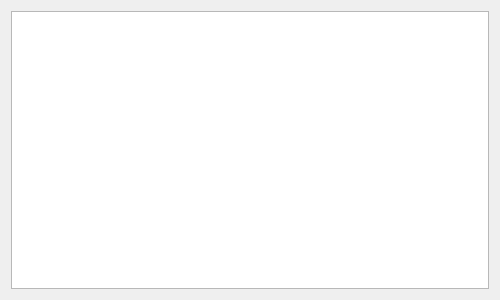
Before: the Qt Designer form resource/ui/CellContent.ui in XOB-CN/LogTools, drawn with Qt 5.
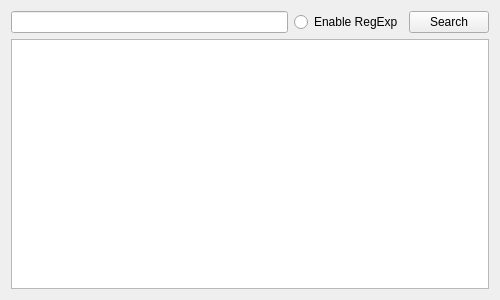
After: the same form once the commit is applied.

Commit message: add search function

What changed in the file:
```diff
--- a/resource/ui/CellContent.ui
+++ b/resource/ui/CellContent.ui
@@ -19,7 +19,28 @@
   <property name="windowTitle">
    <string>Form</string>
   </property>
-  <layout class="QHBoxLayout" name="horizontalLayout">
+  <layout class="QVBoxLayout" name="verticalLayout">
+   <item>
+    <layout class="QHBoxLayout" name="horizontalLayout">
+     <item>
+      <widget class="QLineEdit" name="line_search"/>
+     </item>
+     <item>
+      <widget class="QRadioButton" name="btn_regexp">
+       <property name="text">
+        <string>Enable RegExp</string>
+       </property>
+      </widget>
+     </item>
+     <item>
+      <widget class="QPushButton" name="btn_search">
+       <property name="text">
+        <string>Search</string>
+       </property>
+      </widget>
+     </item>
+    </layout>
+   </item>
    <item>
     <widget class="QTextEdit" name="cellText"/>
    </item>
```
Left out of the diff: 22 changed lines with no effect on the pictures. The commit also changes 2 other files.
